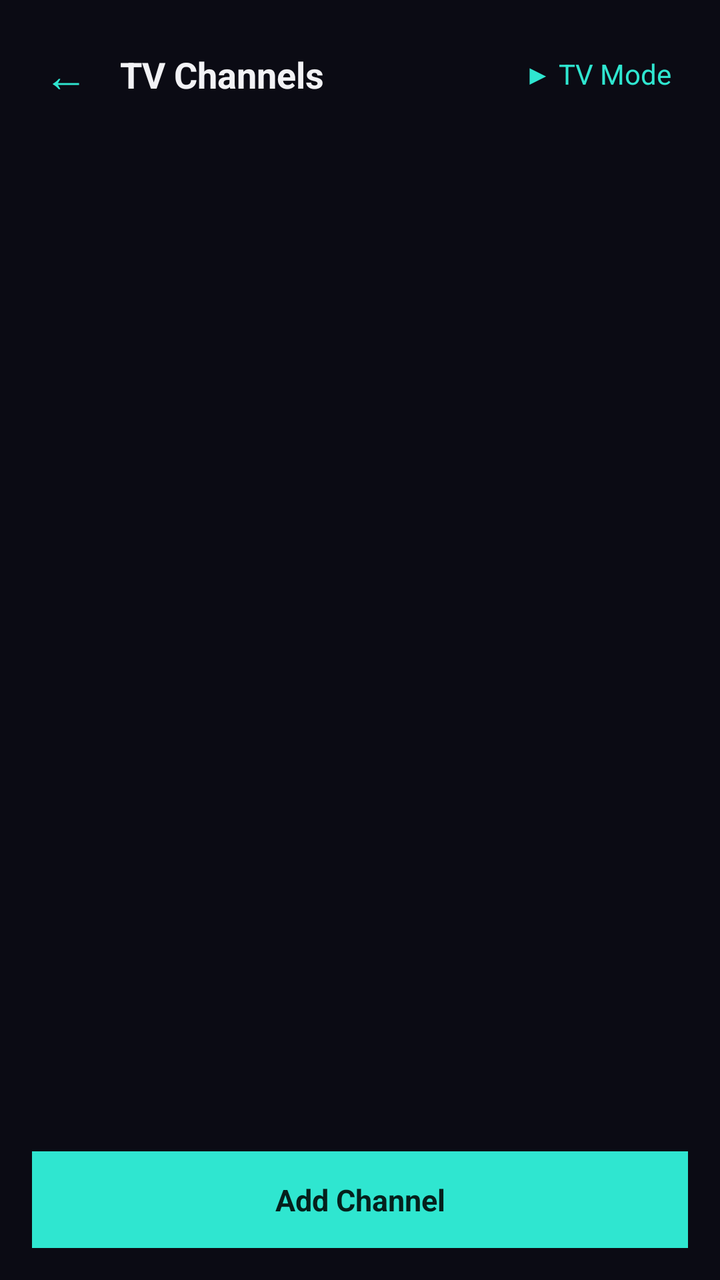
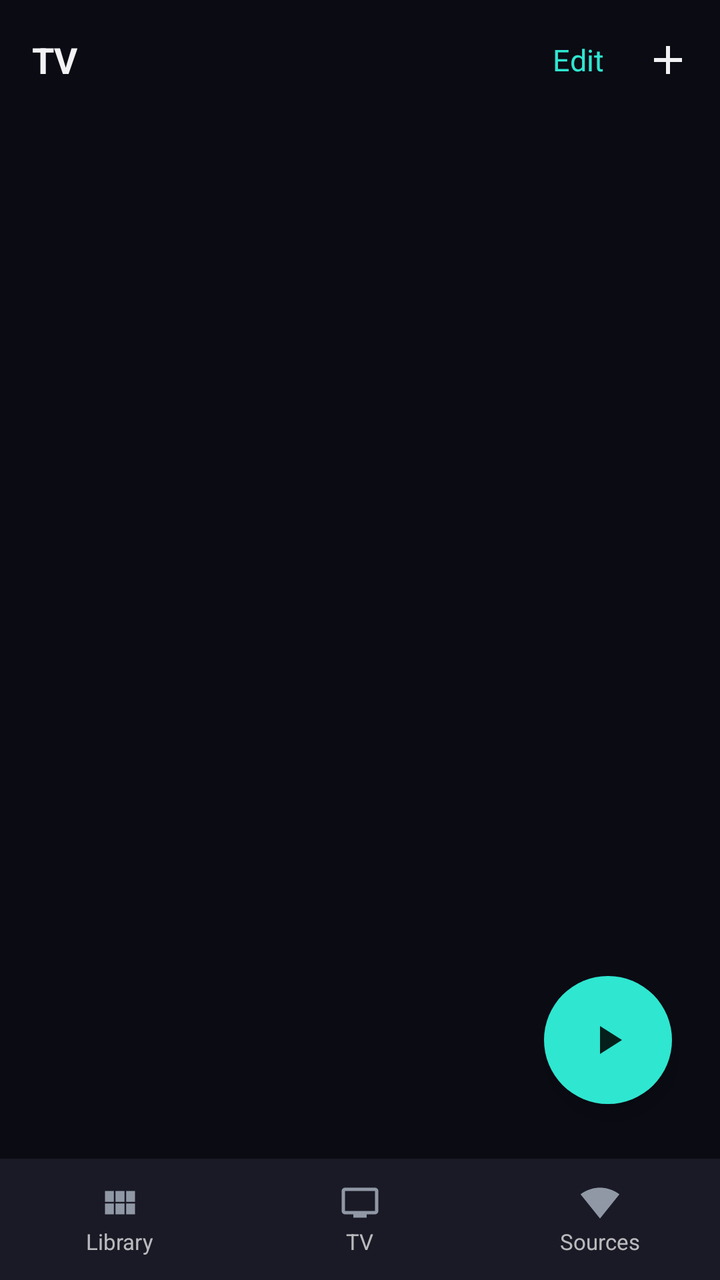

An Android layout rendered at two revisions. The XML below is the earlier revision; the diff shows what the commit changed to produce the second picture.
<!-- AndroidManifest.xml: application theme Theme.RetroTube -->
<!-- res/layout/activity_tv_channel_editor.xml -->
<?xml version="1.0" encoding="utf-8"?>
<FrameLayout xmlns:android="http://schemas.android.com/apk/res/android"
    android:layout_width="match_parent"
    android:layout_height="match_parent"
    android:background="@color/retro_background">

    <LinearLayout
        android:layout_width="match_parent"
        android:layout_height="match_parent"
        android:orientation="vertical">

        <LinearLayout
            android:layout_width="match_parent"
            android:layout_height="wrap_content"
            android:orientation="horizontal"
            android:gravity="center_vertical"
            android:padding="16dp">

            <TextView
                android:id="@+id/backButton"
                android:layout_width="wrap_content"
                android:layout_height="wrap_content"
                android:text="←"
                android:textSize="22sp"
                android:textColor="@color/retro_teal"
                android:padding="6dp"
                android:background="?attr/selectableItemBackgroundBorderless" />

            <TextView
                android:layout_width="0dp"
                android:layout_height="wrap_content"
                android:layout_weight="1"
                android:layout_marginStart="10dp"
                android:text="@string/tv_channel_editor_title"
                android:textColor="@color/retro_text_primary"
                android:textSize="18sp"
                android:textStyle="bold" />

            <TextView
                android:id="@+id/launchTvModeButton"
                android:layout_width="wrap_content"
                android:layout_height="wrap_content"
                android:text="@string/tv_channel_editor_launch"
                android:textColor="@color/retro_teal"
                android:textSize="14sp"
                android:padding="8dp"
                android:background="?attr/selectableItemBackgroundBorderless" />

        </LinearLayout>

        <TextView
            android:id="@+id/emptyStateText"
            android:layout_width="match_parent"
            android:layout_height="wrap_content"
            android:gravity="center"
            android:padding="32dp"
            android:textColor="@color/retro_text_muted"
            android:text="@string/tv_channel_editor_empty"
            android:visibility="gone" />

        <androidx.recyclerview.widget.RecyclerView
            android:id="@+id/channelList"
            android:layout_width="match_parent"
            android:layout_height="0dp"
            android:layout_weight="1"
            android:clipToPadding="false"
            android:paddingBottom="16dp" />

        <TextView
            android:id="@+id/addChannelButton"
            android:layout_width="match_parent"
            android:layout_height="wrap_content"
            android:layout_margin="16dp"
            android:background="@color/retro_teal"
            android:textColor="@color/retro_teal_on"
            android:textStyle="bold"
            android:textSize="15sp"
            android:gravity="center"
            android:padding="14dp"
            android:text="@string/tv_add_channel" />

    </LinearLayout>

</FrameLayout>
<!-- resources referenced by this layout -->
<resources>
  <color name="retro_background">#0B0B14</color>
  <color name="retro_teal">#2FE6D0</color>
  <color name="retro_teal_on">#05201C</color>
  <color name="retro_text_muted">#9098A6</color>
  <color name="retro_text_primary">#F2F2F5</color>
  <string name="tv_add_channel">Add Channel</string>
  <string name="tv_channel_editor_empty">No channels yet -- add one below</string>
  <string name="tv_channel_editor_launch">▶ TV Mode</string>
  <string name="tv_channel_editor_title">TV Channels</string>
  <color name="retro_magenta">#FF2E88</color>
  <color name="retro_magenta_on">#2B0716</color>
  <color name="retro_surface">#1A1A26</color>
  <style name="Widget.RetroTube.RadioButton" parent="Widget.MaterialComponents.CompoundButton.RadioButton">
          <item name="android:minHeight">56dp</item>
          <item name="android:paddingVertical">10dp</item>
          <item name="android:paddingStart">4dp</item>
          <item name="android:gravity">center_vertical</item>
      </style>
  <style name="Widget.RetroTube.Switch" parent="Widget.MaterialComponents.CompoundButton.Switch">
          <item name="android:minHeight">56dp</item>
          <item name="android:paddingVertical">10dp</item>
          <item name="android:paddingStart">4dp</item>
          <item name="android:gravity">center_vertical</item>
      </style>
  <!-- unchanged entries left out for length: 1 -->
</resources>

<!-- the commit's change to res/layout/activity_tv_channel_editor.xml (unified diff, before → after) -->
@@ -1,5 +1,6 @@
 <?xml version="1.0" encoding="utf-8"?>
 <FrameLayout xmlns:android="http://schemas.android.com/apk/res/android"
+    xmlns:app="http://schemas.android.com/apk/res-auto"
     android:layout_width="match_parent"
     android:layout_height="match_parent"
     android:background="@color/retro_background">
@@ -14,49 +15,41 @@
             android:layout_height="wrap_content"
             android:orientation="horizontal"
             android:gravity="center_vertical"
-            android:padding="16dp">
-
-            <TextView
-                android:id="@+id/backButton"
-                android:layout_width="wrap_content"
-                android:layout_height="wrap_content"
-                android:text="←"
-                android:textSize="22sp"
-                android:textColor="@color/retro_teal"
-                android:padding="6dp"
-                android:background="?attr/selectableItemBackgroundBorderless" />
+            android:paddingStart="16dp"
+            android:paddingEnd="4dp"
+            android:paddingVertical="8dp">
 
             <TextView
                 android:layout_width="0dp"
                 android:layout_height="wrap_content"
                 android:layout_weight="1"
-                android:layout_marginStart="10dp"
-                android:text="@string/tv_channel_editor_title"
+                android:text="@string/nav_tab_tv"
                 android:textColor="@color/retro_text_primary"
                 android:textSize="18sp"
                 android:textStyle="bold" />
 
             <TextView
-                android:id="@+id/launchTvModeButton"
+                android:id="@+id/editButton"
                 android:layout_width="wrap_content"
                 android:layout_height="wrap_content"
-                android:text="@string/tv_channel_editor_launch"
+                android:background="?attr/selectableItemBackground"
+                android:padding="10dp"
+                android:text="@string/edit"
                 android:textColor="@color/retro_teal"
-                android:textSize="14sp"
-                android:padding="8dp"
-                android:background="?attr/selectableItemBackgroundBorderless" />
+                android:textSize="15sp" />
+
+            <ImageView
+                android:id="@+id/addChannelButton"
+                android:layout_width="wrap_content"
+                android:layout_height="wrap_content"
+                android:padding="10dp"
+                android:contentDescription="@string/tv_add_channel"
+                android:background="?attr/selectableItemBackgroundBorderless"
+                android:src="@drawable/ic_add"
+                android:scaleType="centerInside"
+                app:tint="@color/retro_text_primary" />
 
         </LinearLayout>
-
-        <TextView
-            android:id="@+id/emptyStateText"
-            android:layout_width="match_parent"
-            android:layout_height="wrap_content"
-            android:gravity="center"
-            android:padding="32dp"
-            android:textColor="@color/retro_text_muted"
-            android:text="@string/tv_channel_editor_empty"
-            android:visibility="gone" />
 
         <androidx.recyclerview.widget.RecyclerView
             android:id="@+id/channelList"
@@ -64,21 +57,124 @@
             android:layout_height="0dp"
             android:layout_weight="1"
             android:clipToPadding="false"
-            android:paddingBottom="16dp" />
-
-        <TextView
-            android:id="@+id/addChannelButton"
-            android:layout_width="match_parent"
-            android:layout_height="wrap_content"
-            android:layout_margin="16dp"
-            android:background="@color/retro_teal"
-            android:textColor="@color/retro_teal_on"
-            android:textStyle="bold"
-            android:textSize="15sp"
-            android:gravity="center"
-            android:padding="14dp"
-            android:text="@string/tv_add_channel" />
+            android:paddingBottom="88dp" />
 
     </LinearLayout>
 
+    <ImageView
+        android:id="@+id/launchTvModeButton"
+        android:layout_width="64dp"
+        android:layout_height="64dp"
+        android:layout_gravity="bottom|end"
+        android:layout_marginEnd="24dp"
+        android:layout_marginBottom="88dp"
+        android:background="@drawable/fab_play_background"
+        android:elevation="6dp"
+        android:contentDescription="@string/tv_channel_editor_launch"
+        android:src="@drawable/ic_play_arrow"
+        android:scaleType="centerInside"
+        app:tint="@color/retro_teal_on" />
+
+    <include layout="@layout/bottom_nav_bar" />
+
 </FrameLayout>
+<!-- res/layout/bottom_nav_bar.xml (included above) -->
+<?xml version="1.0" encoding="utf-8"?>
+<LinearLayout xmlns:android="http://schemas.android.com/apk/res/android"
+    xmlns:app="http://schemas.android.com/apk/res-auto"
+    android:id="@+id/bottomNavBar"
+    android:layout_width="match_parent"
+    android:layout_height="wrap_content"
+    android:layout_gravity="bottom"
+    android:orientation="horizontal"
+    android:background="@color/retro_surface"
+    android:elevation="8dp">
+
+    <LinearLayout
+        android:id="@+id/navLibraryTab"
+        android:layout_width="0dp"
+        android:layout_height="wrap_content"
+        android:layout_weight="1"
+        android:orientation="vertical"
+        android:gravity="center"
+        android:paddingVertical="12dp"
+        android:clickable="true"
+        android:focusable="true"
+        android:background="?attr/selectableItemBackground">
+
+        <ImageView
+            android:id="@+id/navLibraryIcon"
+            android:layout_width="20dp"
+            android:layout_height="20dp"
+            android:src="@drawable/ic_grid_view"
+            android:scaleType="centerInside" />
+
+        <TextView
+            android:id="@+id/navLibraryLabel"
+            android:layout_width="wrap_content"
+            android:layout_height="wrap_content"
+            android:layout_marginTop="2dp"
+            android:text="@string/nav_tab_library"
+            android:textSize="11sp" />
+
+    </LinearLayout>
+
+    <LinearLayout
+        android:id="@+id/navTvTab"
+        android:layout_width="0dp"
+        android:layout_height="wrap_content"
+        android:layout_weight="1"
+        android:orientation="vertical"
+        android:gravity="center"
+        android:paddingVertical="12dp"
+        android:clickable="true"
+        android:focusable="true"
+        android:background="?attr/selectableItemBackground">
+
+        <ImageView
+            android:id="@+id/navTvIcon"
+            android:layout_width="20dp"
+            android:layout_height="20dp"
+            android:src="@drawable/ic_tv"
+            android:scaleType="centerInside" />
+
+        <TextView
+            android:id="@+id/navTvLabel"
+            android:layout_width="wrap_content"
+            android:layout_height="wrap_content"
+            android:layout_marginTop="2dp"
+            android:text="@string/nav_tab_tv"
+            android:textSize="11sp" />
+
+    </LinearLayout>
+
+    <LinearLayout
+        android:id="@+id/navSourcesTab"
+        android:layout_width="0dp"
+        android:layout_height="wrap_content"
+        android:layout_weight="1"
+        android:orientation="vertical"
+        android:gravity="center"
+        android:paddingVertical="12dp"
+        android:clickable="true"
+        android:focusable="true"
+        android:background="?attr/selectableItemBackground">
+
+        <ImageView
+            android:id="@+id/navSourcesIcon"
+            android:layout_width="20dp"
+            android:layout_height="20dp"
+            android:src="@drawable/ic_wifi"
+            android:scaleType="centerInside" />
+
+        <TextView
+            android:id="@+id/navSourcesLabel"
+            android:layout_width="wrap_content"
+            android:layout_height="wrap_content"
+            android:layout_marginTop="2dp"
+            android:text="@string/nav_tab_sources"
+            android:textSize="11sp" />
+
+    </LinearLayout>
+
+</LinearLayout>
<!-- resource entries referenced after the edit -->
@@ -5,10 +5,78 @@
   <color name="retro_teal_on">#05201C</color>
   <color name="retro_text_muted">#9098A6</color>
   <color name="retro_text_primary">#F2F2F5</color>
+  <!-- drawable fab_play_background (drawable) -->
+  <?xml version="1.0" encoding="utf-8"?>
+  <shape xmlns:android="http://schemas.android.com/apk/res/android"
+      android:shape="oval">
+      <solid android:color="@color/retro_teal" />
+  </shape>
+  <!-- drawable ic_add (drawable) -->
+  <?xml version="1.0" encoding="utf-8"?>
+  <vector xmlns:android="http://schemas.android.com/apk/res/android"
+      android:width="24dp"
+      android:height="24dp"
+      android:viewportWidth="24"
+      android:viewportHeight="24"
+      android:tint="?attr/colorControlNormal">
+      <path
+          android:fillColor="#FF000000"
+          android:pathData="M19 13h-6v6h-2v-6H5v-2h6V5h2v6h6v2z" />
+  </vector>
+  <!-- drawable ic_grid_view (drawable) -->
+  <?xml version="1.0" encoding="utf-8"?>
+  <vector xmlns:android="http://schemas.android.com/apk/res/android"
+      android:width="24dp"
+      android:height="24dp"
+      android:viewportWidth="24"
+      android:viewportHeight="24"
+      android:tint="?attr/colorControlNormal">
+      <path
+          android:fillColor="#FF000000"
+          android:pathData="M14.67,5v6.5H9.33V5H14.67z M15.67,11.5H21V5h-5.33V11.5z M14.67,19v-6.5H9.33V19H14.67z M15.67,12.5V19H21v-6.5H15.67z M8.33,12.5H3V19h5.33V12.5z M8.33,11.5V5H3v6.5H8.33z" />
+  </vector>
+  <!-- drawable ic_play_arrow (drawable) -->
+  <?xml version="1.0" encoding="utf-8"?>
+  <vector xmlns:android="http://schemas.android.com/apk/res/android"
+      android:width="24dp"
+      android:height="24dp"
+      android:viewportWidth="24"
+      android:viewportHeight="24"
+      android:tint="?attr/colorControlNormal">
+      <path
+          android:fillColor="#FF000000"
+          android:pathData="M8 5v14l11-7z" />
+  </vector>
+  <!-- drawable ic_tv (drawable) -->
+  <?xml version="1.0" encoding="utf-8"?>
+  <vector xmlns:android="http://schemas.android.com/apk/res/android"
+      android:width="24dp"
+      android:height="24dp"
+      android:viewportWidth="24"
+      android:viewportHeight="24"
+      android:tint="?attr/colorControlNormal">
+      <path
+          android:fillColor="#FF000000"
+          android:pathData="M21 3H3c-1.1 0-2 .9-2 2v12c0 1.1.9 2 2 2h5v2h8v-2h5c1.1 0 1.99-.9 1.99-2L23 5c0-1.1-.9-2-2-2zm0 14H3V5h18v12z" />
+  </vector>
+  <!-- drawable ic_wifi (drawable) -->
+  <?xml version="1.0" encoding="utf-8"?>
+  <vector xmlns:android="http://schemas.android.com/apk/res/android"
+      android:width="24dp"
+      android:height="24dp"
+      android:viewportWidth="24"
+      android:viewportHeight="24"
+      android:tint="?attr/colorControlNormal">
+      <path
+          android:fillColor="#FF000000"
+          android:pathData="M12.01 21.49L23.64 7c-.45-.34-4.93-4-11.64-4C5.28 3 .81 6.66.36 7l11.63 14.49.01.01.01-.01z" />
+  </vector>
+  <string name="edit">Edit</string>
+  <string name="nav_tab_library">Library</string>
+  <string name="nav_tab_sources">Sources</string>
+  <string name="nav_tab_tv">TV</string>
   <string name="tv_add_channel">Add Channel</string>
-  <string name="tv_channel_editor_empty">No channels yet -- add one below</string>
   <string name="tv_channel_editor_launch">▶ TV Mode</string>
-  <string name="tv_channel_editor_title">TV Channels</string>
   <color name="retro_magenta">#FF2E88</color>
   <color name="retro_magenta_on">#2B0716</color>
   <color name="retro_surface">#1A1A26</color>
